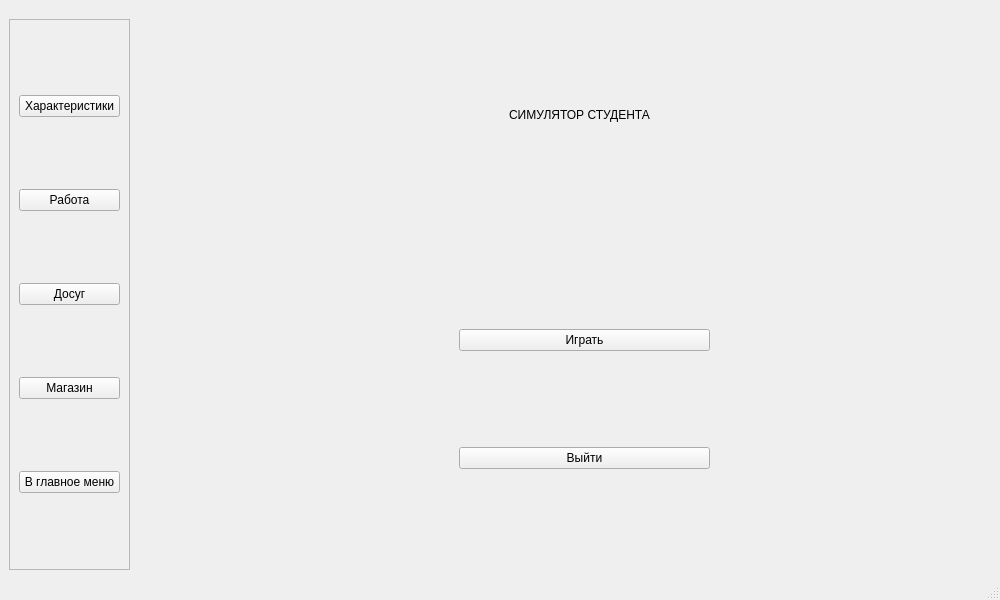
This is mainwindow.ui in 1nspiration/game as Qt 5 draws it before an edit. The edited form follows.
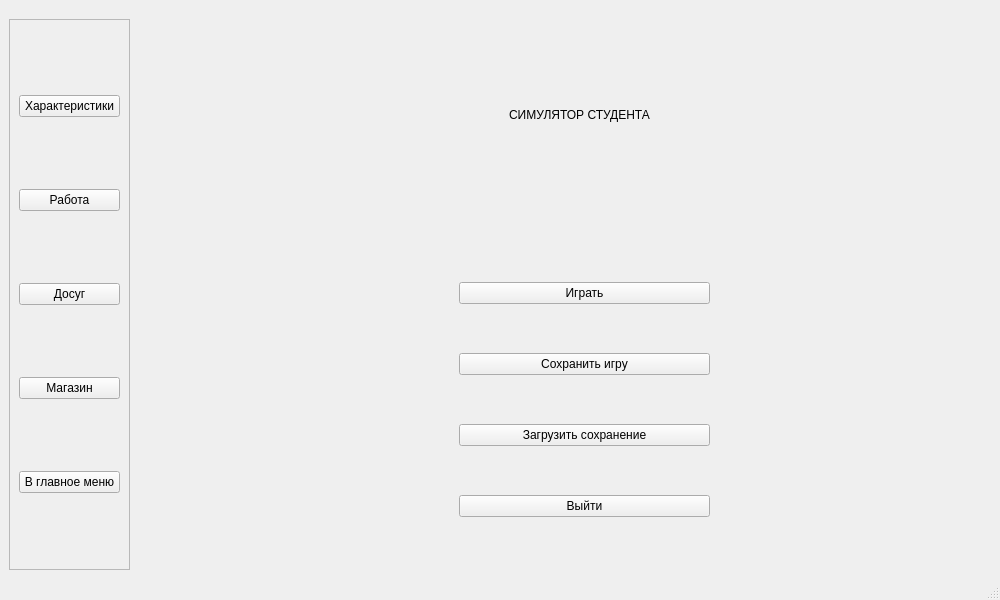
This is the edited form. The open tabs and pages were chosen to show the change.

What changed in the file:
```diff
--- a/mainwindow.ui
+++ b/mainwindow.ui
@@ -74,6 +74,20 @@
          </property>
         </widget>
        </item>
+       <item>
+        <widget class="QPushButton" name="Save">
+         <property name="text">
+          <string>Сохранить игру</string>
+         </property>
+        </widget>
+       </item>
+       <item>
+        <widget class="QPushButton" name="LoadSave">
+         <property name="text">
+          <string>Загрузить сохранение</string>
+         </property>
+        </widget>
+       </item>
        <item>
         <widget class="QPushButton" name="button_quit">
          <property name="text">
```
Left out of the diff: 2 changed lines with no effect on the pictures.
